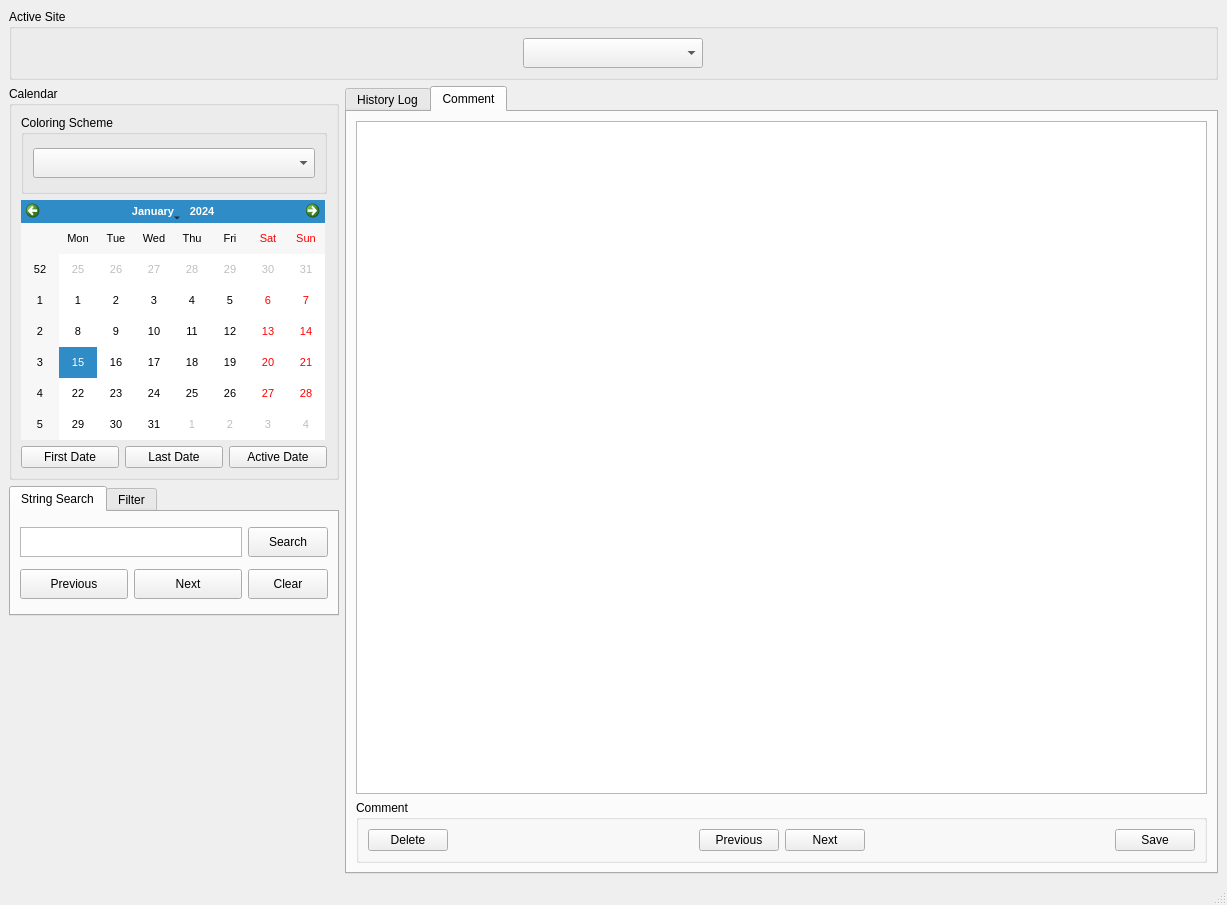
This is resources/ui_mainwindow.ui in komministern/gca_analysis_tool as Qt 5 draws it before an edit. The edited form follows.
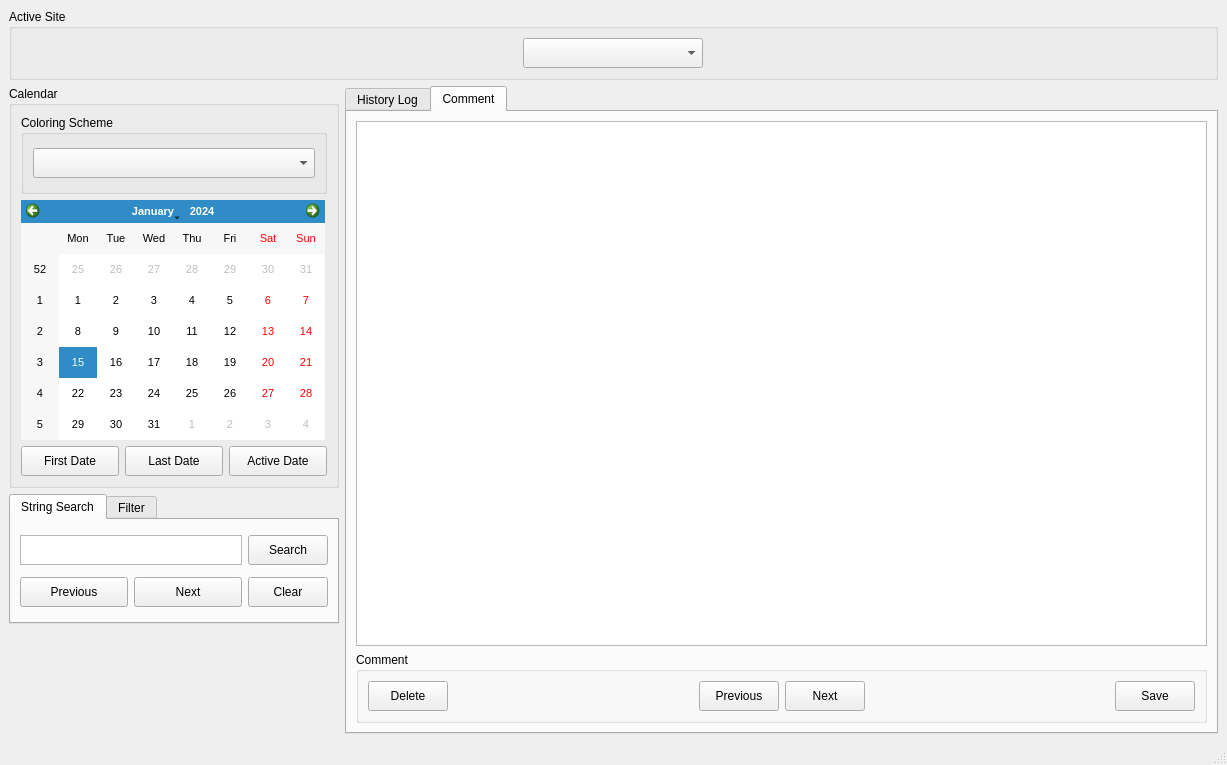
This is the edited form. The open tabs and pages were chosen to show the change. Custom widgets are drawn as their Qt base class.

What changed in the file:
```diff
--- a/resources/ui_mainwindow.ui
+++ b/resources/ui_mainwindow.ui
@@ -7,7 +7,7 @@
     <x>0</x>
     <y>0</y>
     <width>1227</width>
-    <height>905</height>
+    <height>765</height>
    </rect>
   </property>
   <property name="sizePolicy">
@@ -83,6 +83,18 @@
        </item>
        <item row="2" column="0">
         <widget class="QPushButton" name="pushButton_FirstEntry">
+         <property name="minimumSize">
+          <size>
+           <width>0</width>
+           <height>30</height>
+          </size>
+         </property>
+         <property name="maximumSize">
+          <size>
+           <width>16777215</width>
+           <height>30</height>
+          </size>
+         </property>
          <property name="toolTip">
           <string/>
          </property>
@@ -96,6 +108,18 @@
        </item>
        <item row="2" column="1">
         <widget class="QPushButton" name="pushButton_LastEntry">
+         <property name="minimumSize">
+          <size>
+           <width>0</width>
+           <height>30</height>
+          </size>
+         </property>
+         <property name="maximumSize">
+          <size>
+           <width>16777215</width>
+           <height>30</height>
+          </size>
+         </property>
          <property name="toolTip">
           <string/>
          </property>
@@ -109,6 +133,18 @@
        </item>
        <item row="2" column="2">
         <widget class="QPushButton" name="pushButton_Today">
+         <property name="minimumSize">
+          <size>
+           <width>0</width>
+           <height>30</height>
+          </size>
+         </property>
+         <property name="maximumSize">
+          <size>
+           <width>16777215</width>
+           <height>30</height>
+          </size>
+         </property>
          <property name="toolTip">
           <string/>
          </property>
@@ -197,6 +233,18 @@
           <layout class="QGridLayout" name="gridLayout_9">
            <item row="0" column="0">
             <widget class="QPushButton" name="pushButton_DeleteComment">
+             <property name="minimumSize">
+              <size>
+               <width>0</width>
+               <height>30</height>
+              </size>
+             </property>
+             <property name="maximumSize">
+              <size>
+               <width>16777215</width>
+               <height>30</height>
+              </size>
+             </property>
              <property name="statusTip">
               <string>Delete this comment from database</string>
              </property>
@@ -220,6 +268,18 @@
            </item>
            <item row="0" column="2">
             <widget class="QPushButton" name="pushButton_PreviousComment">
+             <property name="minimumSize">
+              <size>
+               <width>0</width>
+               <height>30</height>
+              </size>
+             </property>
+             <property name="maximumSize">
+              <size>
+               <width>16777215</width>
+               <height>30</height>
+              </size>
+             </property>
              <property name="statusTip">
               <string>Jump to previous comment</string>
              </property>
@@ -230,6 +290,18 @@
            </item>
            <item row="0" column="3">
             <widget class="QPushButton" name="pushButton_NextComment">
+             <property name="minimumSize">
+              <size>
+               <width>0</width>
+               <height>30</height>
+              </size>
+             </property>
+             <property name="maximumSize">
+              <size>
+               <width>16777215</width>
+               <height>30</height>
+              </size>
+             </property>
              <property name="statusTip">
               <string>Jump to next comment</string>
              </property>
@@ -253,6 +325,18 @@
            </item>
            <item row="0" column="5">
             <widget class="QPushButton" name="pushButton_SaveComment">
+             <property name="minimumSize">
+              <size>
+               <width>0</width>
+               <height>30</height>
+              </size>
+             </property>
+             <property name="maximumSize">
+              <size>
+               <width>16777215</width>
+               <height>30</height>
+              </size>
+             </property>
              <property name="statusTip">
               <string>Save this comment to database</string>
              </property>
@@ -351,7 +435,7 @@
           <property name="minimumSize">
            <size>
             <width>0</width>
-            <height>29</height>
+            <height>30</height>
            </size>
           </property>
           <property name="maximumSize">
```
Left out of the diff: 2 changed lines with no effect on the pictures.
